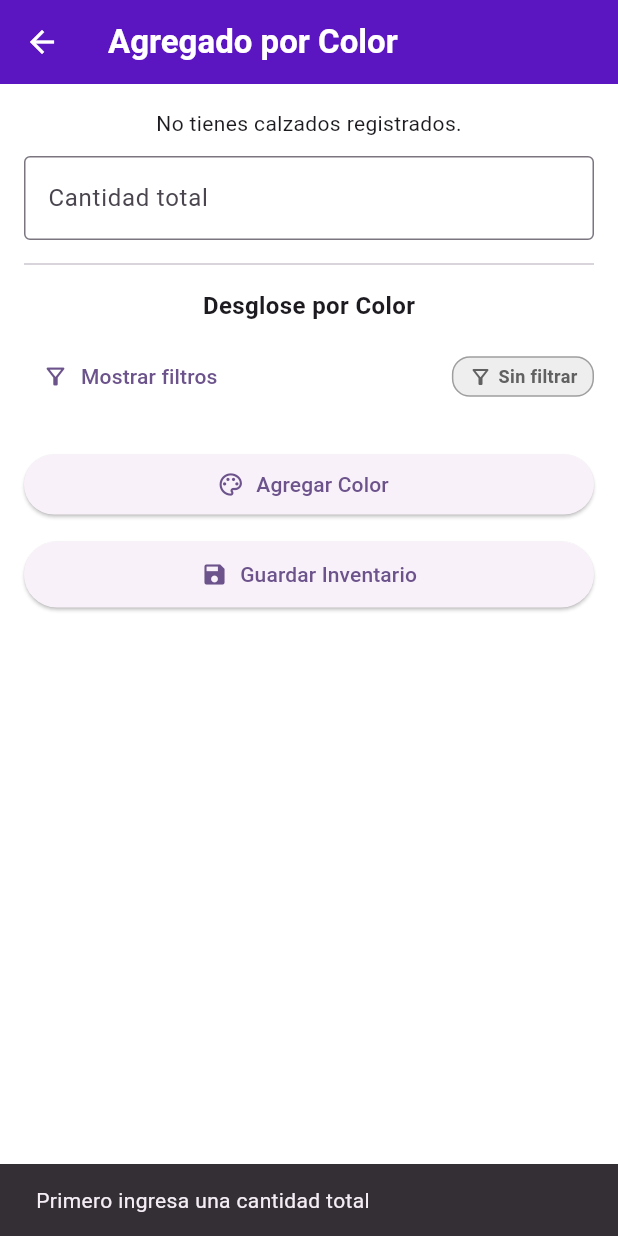
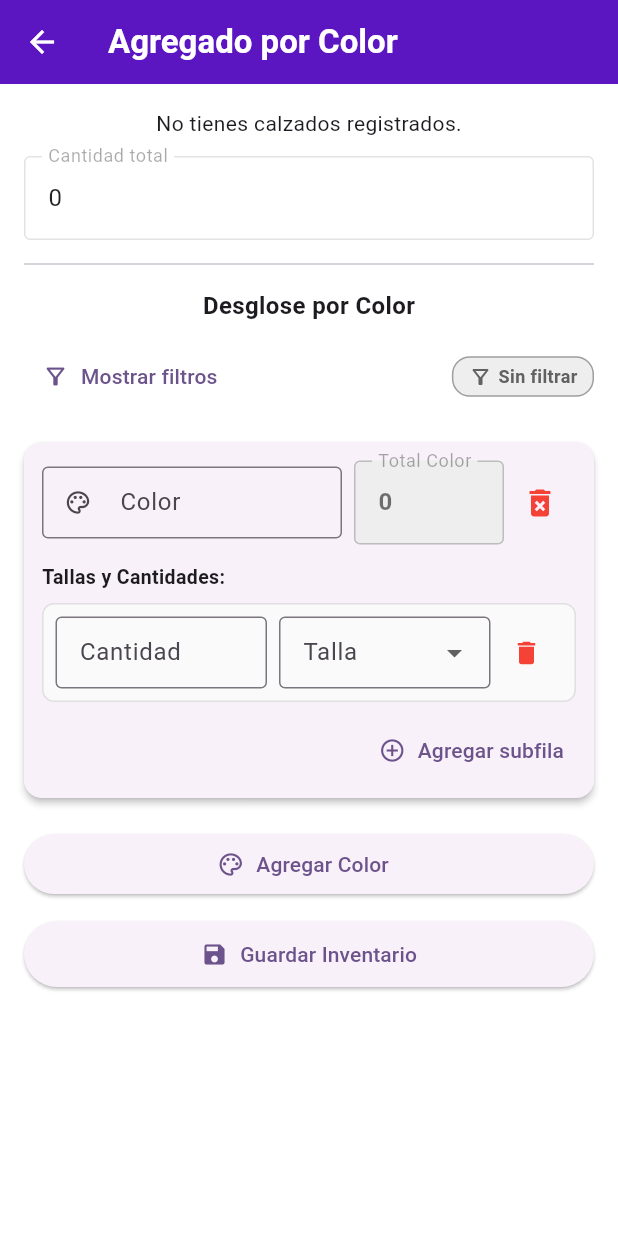
Before and after one commit to JulioSalgado29/zapatito_v2, a Flutter app: the InventarioFormPageColor screen opened directly, after a tap on the "delete forever" icon, after a tap on "Agregar Color", on a phone screen of 412 x 824 dp. Run offline on Flutter 3.47's test engine with Material 3 defaults, Android fonts, the phone set to English and light mode, and no system bars; our stand-ins replace firebase_auth, firebase_core, flutter_custom_clippers, google_fonts, google_sign_in, shared_preferences; accounts and stored records are empty; network calls fail; Roboto replaces fonts that are missing (Georgia).

Commit message:
-> Quitar restricciones de conteo de calzado y dejarlo como informativo -> Agregar el logo para las 2 apps en ios y android

```diff
--- a/lib/main-widgets/INVENTARIO/inventario_form_page_color.dart
+++ b/lib/main-widgets/INVENTARIO/inventario_form_page_color.dart
@@ -50,7 +50,17 @@ class _InventarioFormPageColorState extends State<InventarioFormPageColor> {
       _filtroPlataforma != null ||
       _filtroColor.trim().isNotEmpty;
 
-  int _cantidadFila = 0;
+  // Getter para calcular la cantidad total general sumando todas las subfilas
+  int get _cantidadFila {
+    int total = 0;
+    for (var bloque in _subfilasColor) {
+      final miniSubfilas = (bloque['minisubfilas'] as List<dynamic>?) ?? [];
+      for (var mini in miniSubfilas) {
+        total += ((mini['cantidad'] ?? 0) as int);
+      }
+    }
+    return total;
+  }
 
   final List<Map<String, dynamic>> _subfilasColor = [];
   final Map<String, String?> _iconCache = {};
@@ -74,13 +84,12 @@ class _InventarioFormPageColorState extends State<InventarioFormPageColor> {
     _subfilasColor.add({
       'color': '',
       'cantidad_color': 0,
-      // Forzamos el tipo List<Map<String, dynamic>> para evitar restricción de tipos int
       'minisubfilas': <Map<String, dynamic>>[
         <String, dynamic>{
           'cantidad': 0,
           'talla': 0,
           'taco': 0,
-          'plataforma': null, // Puede recibir String o null
+          'plataforma': null,
         }
       ]
     });
@@ -147,7 +156,8 @@ class _InventarioFormPageColorState extends State<InventarioFormPageColor> {
   Future<void> _guardarFilaInventario() async {
     if (_calzadoId == null || _cantidadFila <= 0) {
       ScaffoldMessenger.of(context).showSnackBar(const SnackBar(
-          content: Text('Selecciona un calzado y una cantidad válida')));
+          content:
+              Text('Selecciona un calzado y registra al menos una cantidad')));
       return;
     }
 
@@ -157,14 +167,12 @@ class _InventarioFormPageColorState extends State<InventarioFormPageColor> {
       return;
     }
 
-    int sumaTotalColores = 0;
     final combinaciones = <String>{};
     final List<Map<String, dynamic>> subfilasAplanadas = [];
 
     for (var i = 0; i < _subfilasColor.length; i++) {
       final bloqueColor = _subfilasColor[i];
       final colorNombre = (bloqueColor['color'] ?? '').toString().trim();
-      final cantidadColor = (bloqueColor['cantidad_color'] ?? 0) as int;
       final miniSubfilas =
           (bloqueColor['minisubfilas'] as List<dynamic>?) ?? [];
 
@@ -174,15 +182,6 @@ class _InventarioFormPageColorState extends State<InventarioFormPageColor> {
                 'Ingresa un nombre de color válido en la sección #${i + 1}')));
         return;
       }
-
-      if (cantidadColor <= 0) {
-        ScaffoldMessenger.of(context).showSnackBar(SnackBar(
-            content:
-                Text('El total del color "$colorNombre" debe ser mayor a 0')));
-        return;
-      }
-
-      sumaTotalColores += cantidadColor;
 
       int sumaMiniSubfilas = 0;
       if (miniSubfilas.isEmpty) {
@@ -240,19 +239,13 @@ class _InventarioFormPageColorState extends State<InventarioFormPageColor> {
         });
       }
 
-      if (sumaMiniSubfilas != cantidadColor) {
+      bloqueColor['cantidad_color'] = sumaMiniSubfilas;
+      if (sumaMiniSubfilas <= 0) {
         ScaffoldMessenger.of(context).showSnackBar(SnackBar(
-            content: Text(
-                'La suma de las subfilas de "$colorNombre" ($sumaMiniSubfilas) debe ser igual al total asignado a ese color ($cantidadColor)')));
+            content:
+                Text('El total del color "$colorNombre" debe ser mayor a 0')));
         return;
       }
-    }
-
-    if (sumaTotalColores != _cantidadFila) {
-      ScaffoldMessenger.of(context).showSnackBar(SnackBar(
-          content: Text(
-              'La suma total de todos los colores ($sumaTotalColores) debe ser igual a la cantidad total del inventario ($_cantidadFila)')));
-      return;
     }
 
     _mostrarSplashScreen();
@@ -659,7 +652,6 @@ class _InventarioFormPageColorState extends State<InventarioFormPageColor> {
                       .toList(),
                   onChanged: (String? v) {
                     setState(() {
-                      // Asignación explícita para evitar inferencias incorrectas de tipo
                       mini['plataforma'] = v;
                     });
                   },
@@ -674,7 +666,13 @@ class _InventarioFormPageColorState extends State<InventarioFormPageColor> {
   Widget _buildBloqueColorItem(int colorIndex) {
     final bloque = _subfilasColor[colorIndex];
     final miniSubfilas = (bloque['minisubfilas'] as List<dynamic>?) ?? [];
-    final cantidadColor = (bloque['cantidad_color'] ?? 0) as int;
+
+    // Cálculo automático del total de este bloque de color
+    final int cantidadColor = miniSubfilas.fold<int>(
+      0,
+      (sum, m) => sum + ((m['cantidad'] ?? 0) as int),
+    );
+    bloque['cantidad_color'] = cantidadColor;
 
     return Card(
       elevation: 2,
@@ -704,19 +702,32 @@ class _InventarioFormPageColorState extends State<InventarioFormPageColor> {
                 Expanded(
                   flex: 1,
                   child: TextFormField(
-                    decoration: const InputDecoration(
-                      labelText: 'Total Color',
-                      border: OutlineInputBorder(),
-                      isDense: true,
-                    ),
-                    keyboardType: TextInputType.number,
-                    initialValue:
-                        cantidadColor > 0 ? cantidadColor.toString() : '',
-                    onChanged: (v) {
-                      final val = int.tryParse(v) ?? 0;
-                      setState(() => bloque['cantidad_color'] = val);
-                    },
-                  ),
+  key: ValueKey('total_color_${colorIndex}_$cantidadColor'),
+  initialValue: cantidadColor.toString(),
+  readOnly: true,
+  enabled: false,
+  style: TextStyle(
+    color: cantidadColor > 0
+        ? Colors.green.shade900
+        : Colors.black54,
+    fontWeight: FontWeight.bold,
+  ),
+  decoration: InputDecoration(
+    labelText: 'Total Color',
+    border: const OutlineInputBorder(),
+    filled: true,
+    fillColor: cantidadColor > 0
+        ? Colors.green.shade100
+        : Colors.grey.shade200,
+    disabledBorder: OutlineInputBorder(
+      borderSide: BorderSide(
+        color: cantidadColor > 0
+            ? Colors.green.shade400
+            : Colors.grey.shade400,
+      ),
+    ),
+  ),
+),
                 ),
                 IconButton(
                   icon: const Icon(Icons.delete_forever, color: Colors.red),
@@ -752,43 +763,6 @@ class _InventarioFormPageColorState extends State<InventarioFormPageColor> {
                 icon: const Icon(Icons.add_circle_outline, size: 18),
                 label: const Text('Agregar subfila'),
                 onPressed: () {
-                  final totalColor = (bloque['cantidad_color'] ?? 0) as int;
-
-                  // 1. Validar que el bloque tenga un 'Total Color' asignado
-                  if (totalColor <= 0) {
-                    ScaffoldMessenger.of(context).showSnackBar(
-                      const SnackBar(
-                          content: Text(
-                              'Primero ingresa la cantidad total para este color')),
-                    );
-                    return;
-                  }
-
-                  // 2. Restricción visual: No tener más mini-subfilas que las unidades permitidas por ese color
-                  if (miniSubfilas.length >= totalColor) {
-                    ScaffoldMessenger.of(context).showSnackBar(
-                      const SnackBar(
-                          content: Text(
-                              'No puede exceder la cantidad total para este color')),
-                    );
-                    return;
-                  }
-
-                  // 3. Restricción visual: Si la suma de las cantidades de las mini-subfilas ya igualó el Total Color
-                  final totalActualMini = miniSubfilas.fold<int>(
-                    0,
-                    (sum, m) => sum + ((m['cantidad'] ?? 0) as int),
-                  );
-
-                  if (totalActualMini >= totalColor) {
-                    ScaffoldMessenger.of(context).showSnackBar(
-                      const SnackBar(
-                          content: Text(
-                              'Las tallas agregadas ya suman el total asignado a este color')),
-                    );
-                    return;
-                  }
-
                   setState(() {
                     miniSubfilas.add(<String, dynamic>{
                       'cantidad': 0,
@@ -893,7 +867,6 @@ class _InventarioFormPageColorState extends State<InventarioFormPageColor> {
     final int visibles = subfilasFiltradasIndices.length;
     final int ocultas = totalSubfilas - visibles;
 
-    // 🔹 CAMBIO 1: Invierte la lista de índices para mostrar el último agregado primero (arriba)
     final List<int> indicesOrdenadosVisualmente =
         subfilasFiltradasIndices.reversed.toList();
 
@@ -940,19 +913,31 @@ class _InventarioFormPageColorState extends State<InventarioFormPageColor> {
               ),
               const SizedBox(height: 12),
               TextFormField(
-                  initialValue: _cantidadFila > 0 ? '$_cantidadFila' : '',
-                  decoration: const InputDecoration(
-                      labelText: 'Cantidad total',
-                      border: OutlineInputBorder()),
-                  keyboardType: TextInputType.number,
-                  onChanged: (v) => _cantidadFila = int.tryParse(v) ?? 0),
+                key: ValueKey('cant_total_fila_$_cantidadFila'),
+                readOnly: true,
+                enabled: false,
+                initialValue: '$_cantidadFila',
+                style: TextStyle(
+                  color: _cantidadFila > 0
+                      ? Colors.green.shade800
+                      : Colors.black87,
+                  fontWeight:
+                      _cantidadFila > 0 ? FontWeight.bold : FontWeight.normal,
+                  fontSize: 16,
+                ),
+                decoration: InputDecoration(
+                  labelText: 'Cantidad total',
+                  border: const OutlineInputBorder(),
+                  filled: _cantidadFila > 0,
+                  fillColor: _cantidadFila > 0 ? Colors.green.shade50 : null,
+                ),
+              ),
               const Divider(height: 32),
               const Text('Desglose por Color',
                   style: TextStyle(fontWeight: FontWeight.bold, fontSize: 16)),
               const SizedBox(height: 12),
               _buildSeccionFiltros(visibles, totalSubfilas),
               const SizedBox(height: 12),
-              // 🔹 CAMBIO 2: Asigna una ValueKey a cada bloque basado en el ítem real para evitar reuso incorrecto del estado
               ...indicesPaginados.map((index) => KeyedSubtree(
                     key: ValueKey(_subfilasColor[index]),
                     child: _buildBloqueColorItem(index),
@@ -965,28 +950,6 @@ class _InventarioFormPageColorState extends State<InventarioFormPageColor> {
                 child: ElevatedButton.icon(
                   icon: const Icon(Icons.palette_outlined),
                   onPressed: () {
-                    if (_cantidadFila <= 0) {
-                      ScaffoldMessenger.of(context).showSnackBar(const SnackBar(
-                          content: Text('Primero ingresa una cantidad total')));
-                      return;
-                    }
-
-                    // 🔹 REGLA DE LÍMITE: No exceder la cantidad total general de la fila
-                    if (_subfilasColor.length >= _cantidadFila) {
-                      ScaffoldMessenger.of(context).showSnackBar(const SnackBar(
-                          content: Text('No puede exceder la cantidad total')));
-                      return;
-                    }
-
-                    final sumaTotalesColor = _subfilasColor.fold<int>(0,
-                        (sum, b) => sum + ((b['cantidad_color'] ?? 0) as int));
-
-                    if (sumaTotalesColor >= _cantidadFila) {
-                      ScaffoldMessenger.of(context).showSnackBar(const SnackBar(
-                          content: Text('Ya suman la cantidad total')));
-                      return;
-                    }
-
                     setState(() {
                       _agregarNuevoBloqueColor();
                       _paginaActual = 1;
--- a/pubspec.yaml
+++ b/pubspec.yaml
@@ -59,7 +59,6 @@ flutter_launcher_icons:
   ios: true
   remove_alpha_ios: true
   image_path: "lib/assets/ic_launcher.png"
-  image_path_ios: "lib/assets/ic_launcher_ios.png"
 
 dev_dependencies:
   flutter_test:
```
Also changed, not shown: lib/main-widgets/INVENTARIO/inventario_form_page.dart (+54 -53 lines), lib/main-widgets/INVENTARIO/inventario_form_page_serie.dart (+53 -44 lines), lib/assets/ic_launcher.png, lib/assets/ic_launcher_ios.png (deleted).
